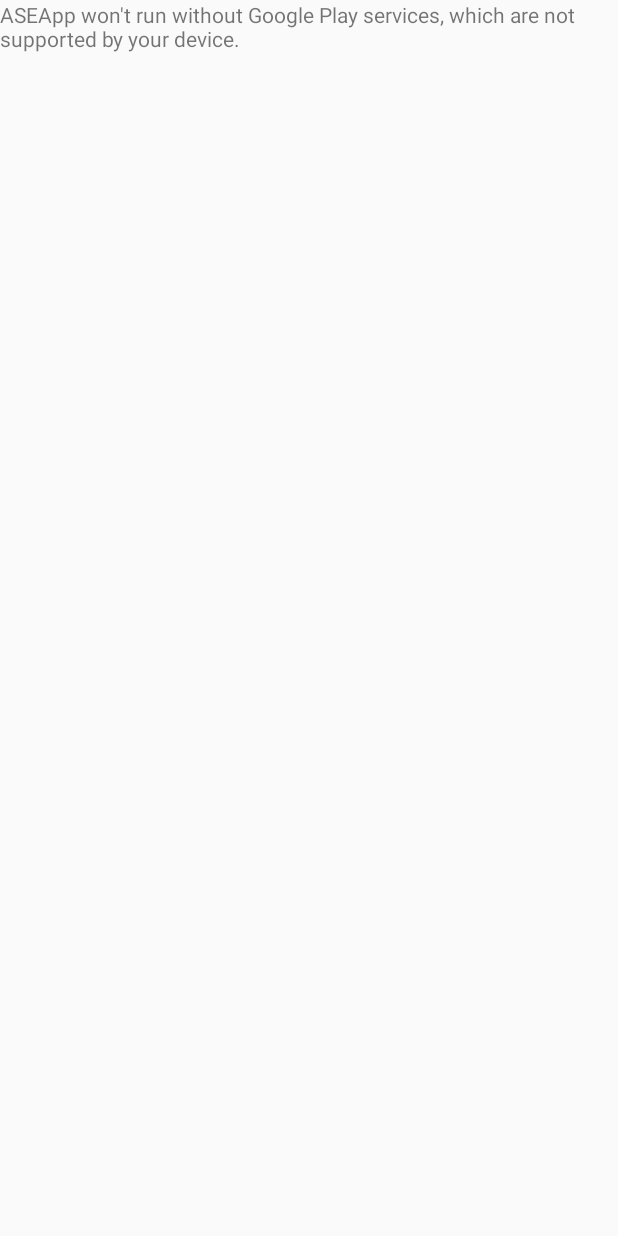
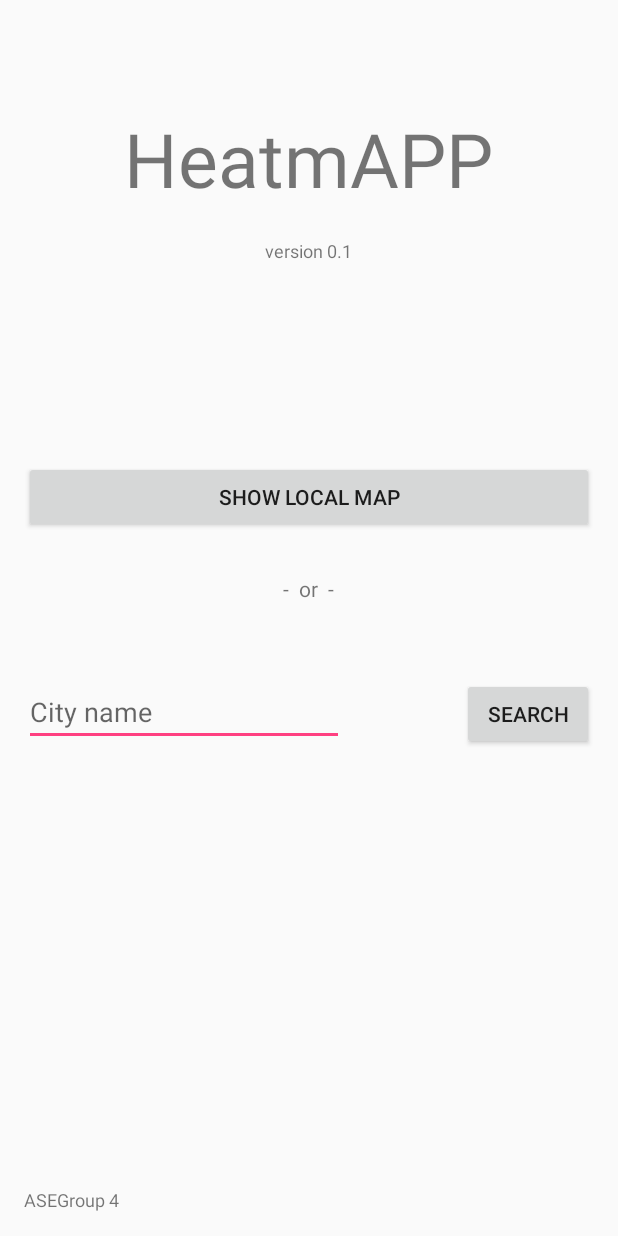
Before and after one commit to ASEGroup4/ASEApp, an Android app: the screen it shows after launch (MapsActivity before the commit, MenuActivity after it), on a phone screen of 412 x 824 dp. Run offline under Robolectric (Android 15) with nearby library versions, the phone set to English and light mode, and no system bars.

Commit message:
Created menu activity

```diff
--- a/app/src/main/AndroidManifest.xml
+++ b/app/src/main/AndroidManifest.xml
@@ -11,9 +11,9 @@
     <uses-permission android:name="android.permission.ACCESS_FINE_LOCATION" />
     <uses-permission android:name="android.permission.INTERNET" />
     <uses-permission android:name="android.permission.ACCESS_COARSE_LOCATION" />
-	<uses-permission android:name="android.permission.ACCESS_WIFI_STATE" />
-	<uses-permission android:name="android.permission.ACCESS_NETWORK_STATE" />
-	<uses-permission android:name="android.permission.CHANGE_WIFI_STATE" />
+    <uses-permission android:name="android.permission.ACCESS_WIFI_STATE" />
+    <uses-permission android:name="android.permission.ACCESS_NETWORK_STATE" />
+    <uses-permission android:name="android.permission.CHANGE_WIFI_STATE" />
 
     <application
         android:allowBackup="true"
@@ -21,7 +21,9 @@
         android:label="@string/app_name"
         android:supportsRtl="true"
         android:theme="@style/AppTheme">
+
         <!-- comment -->
+
 
         <!--
              The API key for Google Maps-based APIs is defined as a string resource.
@@ -38,18 +40,30 @@
         <activity
             android:name=".MapsActivity"
             android:label="@string/title_activity_maps">
+        </activity>
+
+        <receiver android:name=".AlarmReceiver" />
+
+        <service
+            android:name=".ContactServer"
+            android:enabled="true" />
+        <!--
+ ATTENTION: This was auto-generated to add Google Play services to your project for
+     App Indexing.  See https://g.co/AppIndexing/AndroidStudio for more information.
+        -->
+        <meta-data
+            android:name="com.google.android.gms.version"
+            android:value="@integer/google_play_services_version" />
+
+        <activity android:name=".MenuActivity"
+            android:screenOrientation="portrait"
+            android:theme="@style/AppTheme.NoTitle">
             <intent-filter>
                 <action android:name="android.intent.action.MAIN" />
 
                 <category android:name="android.intent.category.LAUNCHER" />
             </intent-filter>
         </activity>
-        <receiver android:name=".AlarmReceiver"></receiver>
-        <service android:name=".ContactServer" android:enabled="true"/><!-- ATTENTION: This was auto-generated to add Google Play services to your project for
-     App Indexing.  See https://g.co/AppIndexing/AndroidStudio for more information. -->
-        <meta-data
-            android:name="com.google.android.gms.version"
-            android:value="@integer/google_play_services_version" />
     </application>
 
 </manifest>
--- /dev/null
+++ b/app/src/main/java/com/example/fran/aseapp/MenuActivity.java
@@ -0,0 +1,23 @@
+package com.example.fran.aseapp;
+
+import android.content.Intent;
+import android.support.v7.app.AppCompatActivity;
+import android.os.Bundle;
+import android.view.View;
+
+public class MenuActivity extends AppCompatActivity {
+
+    @Override
+    protected void onCreate(Bundle savedInstanceState) {
+        super.onCreate(savedInstanceState);
+        setContentView(R.layout.activity_menu);
+    }
+
+    public void goToLocalMap(View view) {
+        // create new Intent
+        Intent newLocalMap = new Intent(this, MapsActivity.class);
+        // adjust zoom / go to location
+        // go to map
+        startActivity(newLocalMap);
+    }
+}
--- /dev/null
+++ b/app/src/main/res/layout/activity_menu.xml
@@ -0,0 +1,85 @@
+<?xml version="1.0" encoding="utf-8"?>
+<RelativeLayout xmlns:android="http://schemas.android.com/apk/res/android"
+    xmlns:tools="http://schemas.android.com/tools"
+    android:id="@+id/activity_menu"
+    android:layout_width="match_parent"
+    android:layout_height="match_parent"
+    android:paddingBottom="@dimen/activity_vertical_margin"
+    android:paddingLeft="@dimen/activity_horizontal_margin"
+    android:paddingRight="@dimen/activity_horizontal_margin"
+    android:paddingTop="@dimen/activity_vertical_margin"
+    tools:context="com.example.fran.aseapp.MenuActivity">
+
+    <TextView
+        android:text="HeatmAPP"
+        android:layout_width="wrap_content"
+        android:layout_height="wrap_content"
+        android:layout_marginTop="56dp"
+        android:id="@+id/titleView"
+        android:textSize="50sp"
+        android:layout_alignParentTop="true"
+        android:layout_centerHorizontal="true" />
+
+    <TextView
+        android:text="version 0.1"
+        android:layout_width="wrap_content"
+        android:layout_height="wrap_content"
+        android:layout_below="@+id/titleView"
+        android:layout_centerHorizontal="true"
+        android:layout_marginTop="19dp"
+        android:id="@+id/versionView"
+        android:textSize="12sp" />
+
+    <EditText
+        android:layout_width="wrap_content"
+        android:layout_height="wrap_content"
+        android:inputType="text"
+        android:ems="10"
+        android:layout_below="@+id/orView"
+        android:layout_alignParentStart="true"
+        android:layout_marginTop="50dp"
+        android:id="@+id/cityNameField"
+        android:textSize="18sp"
+        android:hint="City name"
+        android:selectAllOnFocus="false"
+        android:singleLine="true" />
+
+    <Button
+        android:text="Search"
+        android:layout_width="wrap_content"
+        android:layout_height="wrap_content"
+        android:layout_alignTop="@+id/cityNameField"
+        android:layout_alignParentEnd="true"
+        android:id="@+id/searchButton"
+        android:textSize="14sp" />
+
+    <TextView
+        android:text="ASEGroup 4"
+        android:layout_width="wrap_content"
+        android:layout_height="wrap_content"
+        android:id="@+id/companyView"
+        android:textSize="12sp"
+        android:layout_alignParentBottom="true"
+        android:layout_alignParentStart="true"
+        android:onClick="goToLocalMap" />
+
+    <Button
+        android:text="Show local map"
+        android:layout_width="match_parent"
+        android:layout_height="wrap_content"
+        android:id="@+id/localMapButton"
+        android:textSize="14sp"
+        android:layout_below="@+id/versionView"
+        android:layout_alignParentStart="true"
+        android:layout_marginTop="132dp"
+        android:onClick="goToLocalMap" />
+
+    <TextView
+        android:text="-  or  -"
+        android:layout_width="wrap_content"
+        android:layout_height="wrap_content"
+        android:layout_marginTop="27dp"
+        android:id="@+id/orView"
+        android:layout_below="@+id/localMapButton"
+        android:layout_centerHorizontal="true" />
+</RelativeLayout>
--- /dev/null
+++ b/app/src/main/res/values-w820dp/dimens.xml
@@ -0,0 +1,6 @@
+<resources>
+    <!-- Example customization of dimensions originally defined in res/values/dimens.xml
+         (such as screen margins) for screens with more than 820dp of available width. This
+         would include 7" and 10" devices in landscape (~960dp and ~1280dp respectively). -->
+    <dimen name="activity_horizontal_margin">64dp</dimen>
+</resources>
--- /dev/null
+++ b/app/src/main/res/values/dimens.xml
@@ -0,0 +1,5 @@
+<resources>
+    <!-- Default screen margins, per the Android Design guidelines. -->
+    <dimen name="activity_horizontal_margin">16dp</dimen>
+    <dimen name="activity_vertical_margin">16dp</dimen>
+</resources>
--- a/app/src/main/res/values/styles.xml
+++ b/app/src/main/res/values/styles.xml
@@ -1,11 +1,16 @@
 <resources>
 
     <!-- Base application theme. -->
-    <style name="AppTheme" parent="Theme.AppCompat.Light.DarkActionBar">
+    <style name="AppTheme" parent="Theme.AppCompat.Light.NoActionBar">
         <!-- Customize your theme here. -->
+
         <item name="colorPrimary">@color/colorPrimary</item>
         <item name="colorPrimaryDark">@color/colorPrimaryDark</item>
         <item name="colorAccent">@color/colorAccent</item>
+
+    </style>
+
+    <style name="AppTheme.NoTitle" parent="AppTheme">
     </style>
 
 </resources>
```
